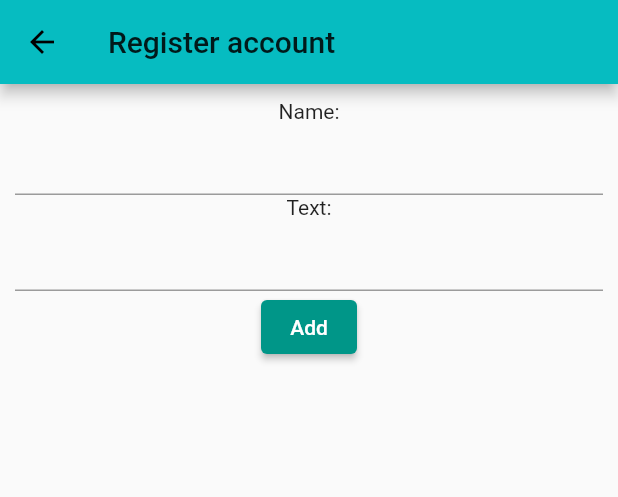
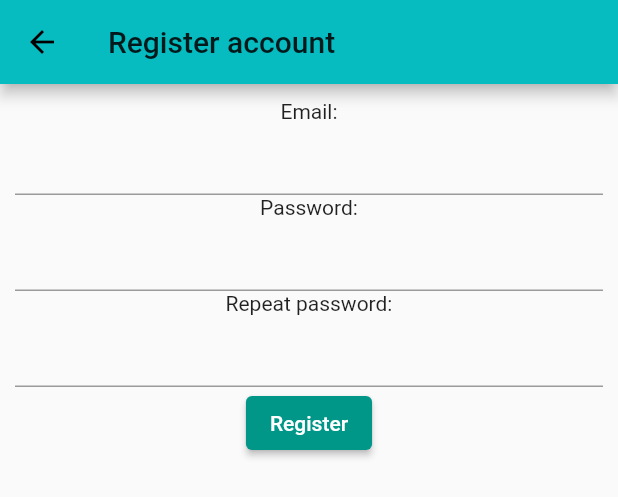
Before and after one commit to NumBit/e-medicine, a Flutter app: the Menu widget shown alone on an empty page, opened directly, after a tap on "Login", on a phone screen of 412 x 824 dp. Shown: the top 497 px of the screen. Run offline on Flutter 3.47's test engine with Material 2 defaults, Android fonts, the phone set to English and light mode, and no system bars; our stand-ins replace bloc, firebase_auth, firebase_core; accounts and stored records are empty.

Commit message:
rework of basics

```diff
--- /dev/null
+++ b/medicine_cabinet/lib/experiment/experiment_page.dart
@@ -0,0 +1,24 @@
+import 'package:flutter/material.dart';
+
+class ExperimentPage extends StatelessWidget {
+  const ExperimentPage({
+    Key key,
+  }) : super(key: key);
+
+  @override
+  Widget build(BuildContext context) {
+    return MaterialApp(
+        home: Scaffold(
+            appBar: AppBar(
+              title: Text('Experiment'),
+            ),
+            body: Center(
+              child: Padding(
+                padding: const EdgeInsets.all(8.0),
+                child: Container(
+                  child: Text("Loading..."),
+                ),
+              ),
+            )));
+  }
+}
--- a/medicine_cabinet/lib/main.dart
+++ b/medicine_cabinet/lib/main.dart
@@ -2,7 +2,7 @@ import 'package:firebase_core/firebase_core.dart';
 import 'package:flutter/material.dart';
 import 'error/error_page.dart';
 import 'error/loading_page.dart';
-import 'medicine_cabinet.dart';
+import 'main/medicine_cabinet.dart';
 
 void main() {
   WidgetsFlutterBinding.ensureInitialized();
--- a/medicine_cabinet/lib/medicine_cabinet.dart
+++ b/medicine_cabinet/lib/main/medicine_cabinet.dart
@@ -1,6 +1,7 @@
 import 'package:flutter/material.dart';
 import 'package:medicine_cabinet/cabinet/medicine_cabinet_page.dart';
 import 'package:medicine_cabinet/drug/drug_detail_page.dart';
+import 'package:medicine_cabinet/experiment/experiment_page.dart';
 import 'package:medicine_cabinet/profile/login_page.dart';
 import 'package:medicine_cabinet/profile/profile_page.dart';
 
@@ -24,6 +25,7 @@ class MedicineCabinet extends StatelessWidget {
         "/login": (context) => LoginPage(),
         "/profile": (context) => ProfilePage(),
         "/drug": (context) => DrugDetailPage(),
+        "/experiment": (context) => ExperimentPage(),
       },
     );
   }
--- a/medicine_cabinet/lib/main/menu.dart
+++ b/medicine_cabinet/lib/main/menu.dart
@@ -22,6 +22,10 @@ class Menu extends StatelessWidget {
           ListTile(
             title: Text("Login"),
             onTap: () => Navigator.pushNamed(context, "/login"),
+          ),
+          ListTile(
+            title: Text("Experiment"),
+            onTap: () => Navigator.pushNamed(context, "/experiment"),
           )
         ],
       ),
--- a/medicine_cabinet/lib/profile/login_page.dart
+++ b/medicine_cabinet/lib/profile/login_page.dart
@@ -1,5 +1,3 @@
-import 'package:firebase_auth/firebase_auth.dart';
-import 'package:firebase_core/firebase_core.dart';
 import 'package:flutter/material.dart';
 import 'package:medicine_cabinet/profile/register_form.dart';
 
@@ -8,16 +6,9 @@ class LoginPage extends StatelessWidget {
     Key key,
   }) : super(key: key);
 
-  final Future<FirebaseApp> _initialization = Firebase.initializeApp();
-  final FirebaseAuth auth = FirebaseAuth.instance;
-
   @override
   Widget build(BuildContext context) {
-    return FutureBuilder(
-      future: _initialization,
-      builder: (context, snapshot) {
-        return RegisterForm(auth);
-      },
-    );
+    //TODO: add login option
+    return RegisterForm();
   }
 }
--- a/medicine_cabinet/lib/profile/profile_page.dart
+++ b/medicine_cabinet/lib/profile/profile_page.dart
@@ -1,16 +1,13 @@
+import 'package:firebase_auth/firebase_auth.dart';
 import 'package:flutter/material.dart';
 
 class ProfilePage extends StatelessWidget {
-  final String name;
-  final String email;
   final int cabinets;
   final int drugs;
   final int pills;
 
   const ProfilePage({
     Key key,
-    this.name = "John Oliviers",
-    this.email = "oliverjohn@mail.com",
     this.cabinets = 3,
     this.drugs = 21,
     this.pills = 190,
@@ -48,7 +45,6 @@ class ProfilePage extends StatelessWidget {
               ),
               color: Colors.white,
             ),
-            height: MediaQuery.of(context).size.height * 0.55,
             child: Column(
               mainAxisAlignment: MainAxisAlignment.center,
               children: [
@@ -77,20 +73,11 @@ class ProfilePage extends StatelessWidget {
                 Padding(
                   padding: const EdgeInsets.only(top: 20.0),
                   child: Text(
-                    name,
+                    FirebaseAuth.instance.currentUser.email,
                     textScaleFactor: 1.2,
                     style: TextStyle(
                         fontWeight: FontWeight.bold,
                         color: Theme.of(context).primaryColorDark),
-                  ),
-                ),
-                Padding(
-                  padding: const EdgeInsets.only(top: 10.0),
-                  child: Text(
-                    email,
-                    style: TextStyle(
-                      color: Theme.of(context).primaryColorDark,
-                    ),
                   ),
                 ),
                 Padding(
@@ -103,7 +90,7 @@ class ProfilePage extends StatelessWidget {
                       _getColumn(context, "Pills", pills),
                     ],
                   ),
-                )
+                ),
               ],
             ),
           ),
--- a/medicine_cabinet/lib/profile/register_form.dart
+++ b/medicine_cabinet/lib/profile/register_form.dart
@@ -2,15 +2,14 @@ import 'package:firebase_auth/firebase_auth.dart';
 import 'package:flutter/material.dart';
 
 class RegisterForm extends StatelessWidget {
-  final FirebaseAuth auth;
-
-  const RegisterForm(this.auth);
+  const RegisterForm();
 
   @override
   Widget build(BuildContext context) {
     //final user = context.read<UserCubit>();
     final email = TextEditingController();
     final pass = TextEditingController();
+    final passSecond = TextEditingController();
 
     return Scaffold(
         appBar: AppBar(
@@ -19,36 +18,67 @@ class RegisterForm extends StatelessWidget {
         body: Container(
             padding: EdgeInsets.all(10),
             child: Column(children: [
-              Text("Name:"),
+              Text("Email:"),
               TextField(
                 controller: email,
               ),
-              Text("Text:"),
+              Text("Password:"),
               TextField(
+                obscureText: true,
+                enableSuggestions: false,
+                autocorrect: false,
                 controller: pass,
               ),
+              Text("Repeat password:"),
+              TextField(
+                obscureText: true,
+                enableSuggestions: false,
+                autocorrect: false,
+                controller: passSecond,
+              ),
               ElevatedButton(
-                  child: Text('Add'),
+                  child: Text('Register'),
                   onPressed: () => [
-                        Register(auth, email.text, pass.text),
-                        Navigator.pop(context),
+                        _register(
+                            context, email.text, pass.text, passSecond.text),
                       ])
             ])));
   }
 }
 
-Future<void> Register(auth, email, pass) async {
+void _register(context, String email, String pass, String passSecond) async {
+  if (email.isEmpty || pass.isEmpty || passSecond.isEmpty) {
+    _displaySnackBarMessage(context, "Empty field!");
+    return;
+  }
+  if (pass != passSecond) {
+    _displaySnackBarMessage(context, "Passwords are not same!");
+    return;
+  }
   try {
-    UserCredential userCredential = await FirebaseAuth.instance
+    await FirebaseAuth.instance
         .createUserWithEmailAndPassword(email: email, password: pass);
   } on FirebaseAuthException catch (e) {
-    if (e.code == 'weak-password') {
-      print('The password provided is too weak.');
-    } else if (e.code == 'email-already-in-use') {
-      print('The account already exists for that email.');
+    if (e.code == "weak-password") {
+      _displaySnackBarMessage(context, "The password provided is too weak.");
+      return;
+    } else if (e.code == "email-already-in-use") {
+      _displaySnackBarMessage(
+          context, "The account already exists for that email.");
+      return;
     }
   } catch (e) {
     print(e);
+    _displaySnackBarMessage(context, "Unknown error occured.");
+    return;
   }
-  print("ALL OK, USER CREATED");
+  _displaySnackBarMessage(context, "Account created.");
 }
+
+void _displaySnackBarMessage(context, String message) {
+  final snackBar = SnackBar(
+    content: Text(message),
+    duration: Duration(seconds: 5),
+  );
+  ScaffoldMessenger.of(context).showSnackBar(snackBar);
+}
```
